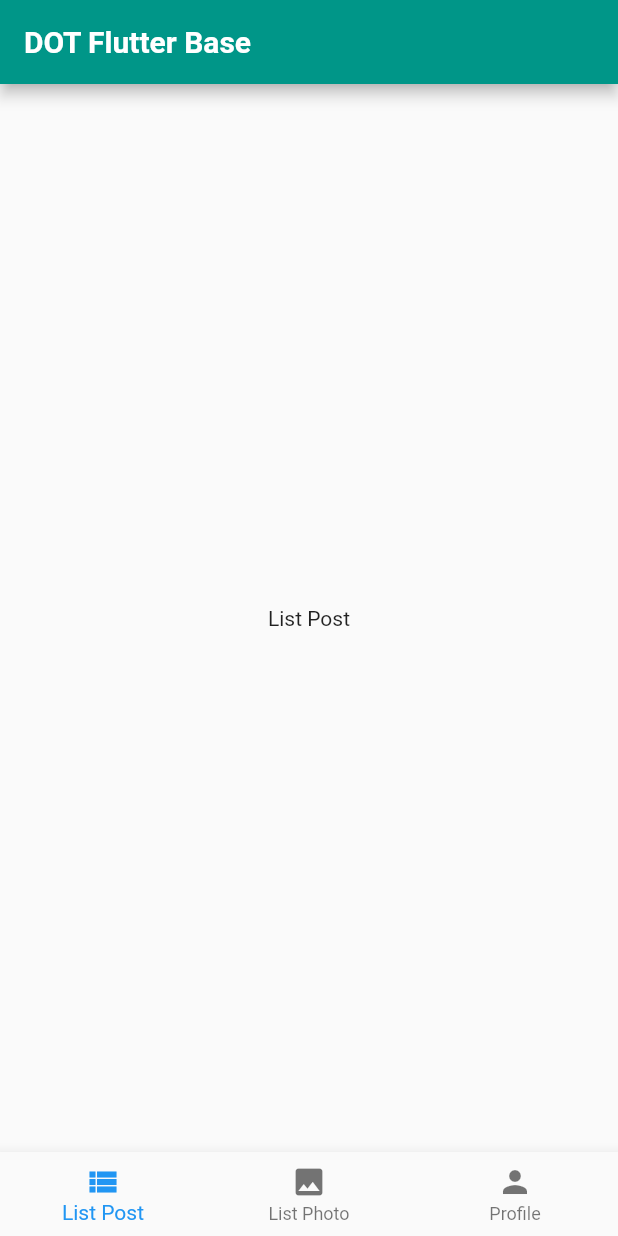
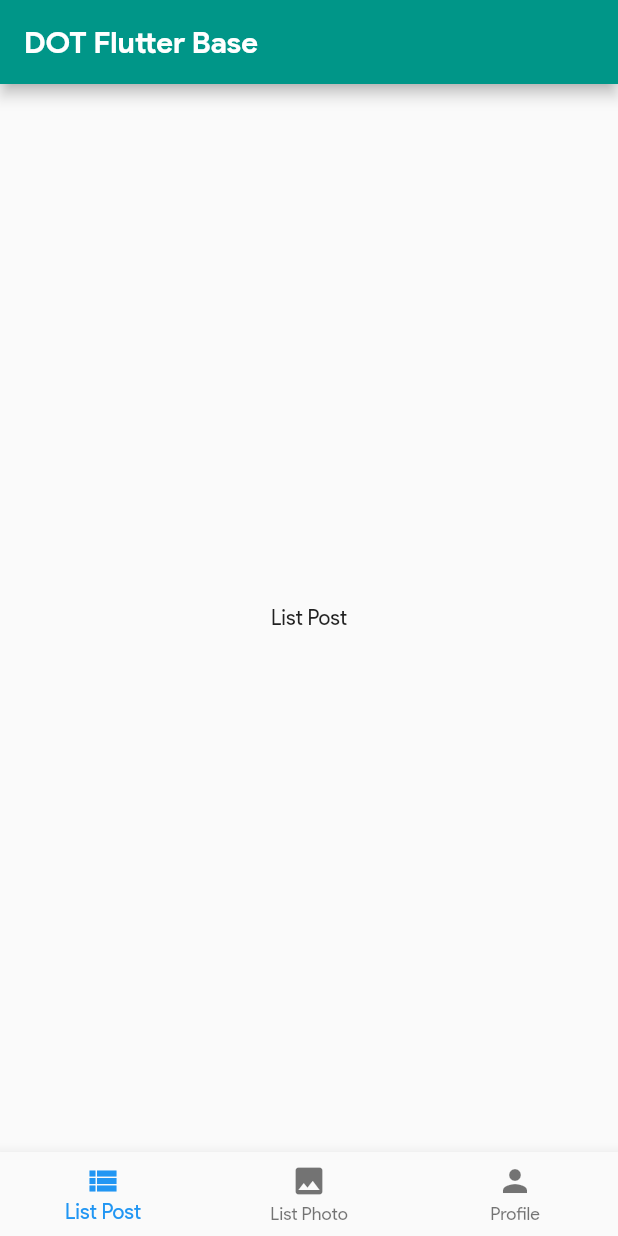
Before and after one commit to pt-dot/DOT-Flutter-Base-Project, a Flutter app: the screen it shows after launch, on a phone screen of 412 x 824 dp. Run offline on Flutter 3.47's test engine with Material 2 defaults, Android fonts, the phone set to English and light mode, and no system bars; our stand-ins replace device_preview, dio, equatable; missing offline and left inert: flutter_pagewise.

Commit message:
add text & spacing constant, screen size converter

```diff
--- a/lib/src/bloc/photo_bloc.dart
+++ b/lib/src/bloc/photo_bloc.dart
@@ -1,9 +1,9 @@
 import 'package:base_flutter/src/models/album.dart';
-import 'package:base_flutter/src/repositories/app_repository.dart';
+import 'package:base_flutter/src/repositories/photo_repository.dart';
 
 class PhotoBloc {
 
-  final AppRepository _appRepository = AppRepository();
+  final PhotoRepository _appRepository = PhotoRepository();
 
   Future<List<Album>> getListAlbum(int start) async {
     try {
--- a/lib/src/data/constants.dart
+++ b/lib/src/data/constants.dart
@@ -1,3 +1,80 @@
-const BASE_URL = 'http://jsonplaceholder.typicode.com/';
-const int TIME_OUT = 30000;
-const ALBUM_PAGE_SIZE = 18;
+import 'package:flutter/material.dart';
+import 'package:flutter/widgets.dart';
+
+mixin URLs {
+  static const host = "http://jsonplaceholder.typicode.com/";
+  static const assets = '${host}assets';
+}
+
+
+// constant for page limit & timeout
+mixin AppLimit {
+  static const int REQUEST_TIME_OUT = 30000;
+  static const ALBUM_PAGE_SIZE = 18;
+}
+
+// Colors
+mixin AppColors {
+
+  static const Map<int, Color> color = {
+    50:Color(0x112CD28A),
+    100:Color(0x332CD28A),
+    200:Color(0x552CD28A),
+    300:Color(0x772CD28A),
+    400:Color(0x992CD28A),
+    500:Color(0xAA2CD28A),
+    600:Color(0xCC2CD28A),
+    700:Color(0xDD2CD28A),
+    800:Color(0xEE2CD28A),
+    900:Color(0xFF2CD28A)
+  };
+
+  static const primaryColor = MaterialColor(0xFF2CD28A, color);
+
+  static const green = Color(0xFF2CD28A);
+  static const orange = Color(0xFFFFB138);
+  static const lightBlue = Color(0xFF39A7FE);
+  static const blue = Color(0xFF2E59F3);
+  static const darkBlue = Color(0xFF203355);
+  static const red = Color(0xFFFF6F51);
+  static const lightGrey = Color(0xFFF2F2F2);
+  static const backgroundColor = Color(0xFFF6F6FA);
+  static const white = Color(0xFFFFFFFF);
+  static const black = Color(0xFF444444);
+  static const darkGrey = Color(0xFF828282);
+  static const grey = Color(0xFFBCBDC2);
+
+}
+
+// Text Size
+mixin TextSizeConst {
+
+  static const verySmall = 8.0;
+  static const small = 12.0;
+  static const regular = 16.0;
+  static const medium = 20.0;
+  static const large = 24.0;
+  static const veryLarge = 30.0;
+
+}
+
+// Text Style
+mixin TextStyleConst {
+  static const titleText = TextStyle(color: AppColors.darkBlue, fontWeight: FontWeight.w700, fontSize: TextSizeConst.medium);
+}
+
+const double baseScreenWidth = 93.8;
+
+double dpConverter(context, double size) {
+
+  double screenWidth = MediaQuery.of(context).size.width;
+
+  if (screenWidth > 400 && screenWidth < 500) {
+    return size * 21/5;
+  } if (screenWidth > 500 && screenWidth < 600) {
+    return size * 22/5;
+  } else {
+    return size * 19/5;
+  }
+
+}
--- a/lib/src/my_app.dart
+++ b/lib/src/my_app.dart
@@ -1,18 +1,25 @@
+import 'package:base_flutter/src/data/constants.dart';
+import 'package:base_flutter/src/providers/provider_list.dart';
 import 'package:base_flutter/src/routes/app_route.dart';
 import 'package:device_preview/device_preview.dart';
 import 'package:flutter/material.dart';
+import 'package:provider/provider.dart';
 
 class MyApp extends StatelessWidget {
   @override
   Widget build(BuildContext context) {
-    return MaterialApp(
-      title: 'Flutter Base',
-      // locale: DevicePreview.of(context).locale,
-      // builder: DevicePreview.appBuilder,
-      theme: ThemeData(
-        primaryColor: Colors.teal
-      ),
-      onGenerateRoute: AppRoute.routes,
+    return MultiProvider(
+      providers: ProviderList.list,
+      child: MaterialApp(
+        title: 'Flutter Base',
+        locale: DevicePreview.of(context).locale,
+        builder: DevicePreview.appBuilder,
+        theme: ThemeData(
+          primaryColor: Colors.teal,
+          fontFamily: 'Product-Sans',
+        ),
+        onGenerateRoute: AppRoute.routes,
+      )
     );
   }
 }
--- /dev/null
+++ b/lib/src/providers/provider_list.dart
@@ -0,0 +1,9 @@
+import 'package:base_flutter/src/bloc/photo_bloc.dart';
+import 'package:provider/provider.dart';
+import 'package:provider/single_child_widget.dart';
+
+class ProviderList {
+  static List<SingleChildWidget> list = [
+    Provider(create: (_) => PhotoBloc()),
+  ];
+}
--- a/lib/src/repositories/app_repository.dart
+++ b/lib/src/repositories/photo_repository.dart
@@ -3,12 +3,12 @@ import 'package:base_flutter/src/models/album.dart';
 import 'package:base_flutter/src/networks/network_helper.dart';
 import 'package:dio/dio.dart';
 
-class AppRepository {
+class PhotoRepository {
 
   final NetworkHelper _networkHelper = NetworkHelper();
 
   Future<ListAlbum> getListAlbum(int start) async {
-    final Response<dynamic> response = await _networkHelper.get('albums?_start=$start&_limit=$ALBUM_PAGE_SIZE') as Response<dynamic>;
+    final Response<dynamic> response = await _networkHelper.get('albums?_start=$start&_limit=${AppLimit.ALBUM_PAGE_SIZE}') as Response<dynamic>;
     return ListAlbum.fromJson(response.data as List<dynamic>);
   }
 
--- a/lib/src/screens/home.dart
+++ b/lib/src/screens/home.dart
@@ -1,3 +1,4 @@
+import 'package:base_flutter/src/data/constants.dart';
 import 'package:base_flutter/src/screens/list_photo.dart';
 import 'package:base_flutter/src/screens/list_post.dart';
 import 'package:base_flutter/src/screens/profile.dart';
@@ -18,9 +19,12 @@ class HomeState extends State<Home> {
   Widget build(BuildContext context) {
     return Scaffold(
       appBar: AppBar(
-        title: Text('DOT Flutter Base', style: TextStyle(fontWeight: FontWeight.bold)),
+        title: Text('DOT Flutter Base', style: TextStyle(fontWeight: FontWeight.bold, color: AppColors.white)),
       ),
-      body: menu.elementAt(_selectedIndex),
+      body: IndexedStack(
+        index: _selectedIndex,
+        children: menu.map((t) => Center(child: t)).toList(),
+      ),
       bottomNavigationBar: _buildBottomNavigationBar(),
     );
   }
```
Also changed, not shown: lib/main.dart (+6 -6 lines), lib/src/networks/network_helper.dart (+4 -4 lines), lib/src/screens/list_photo.dart (+25 -13 lines), lib/src/screens/profile.dart (+65 -7 lines), lib/src/utils/base_widget.dart (added, +43 -0 lines), lib/src/utils/sizing_information.dart (added, +28 -0 lines), pubspec.yaml (+11 -10 lines), assets/fonts/Product-Sans-Bold.ttf (added), assets/fonts/Product-Sans-Regular.ttf (added), assets/images/flatava.png (added), pubspec.lock.
